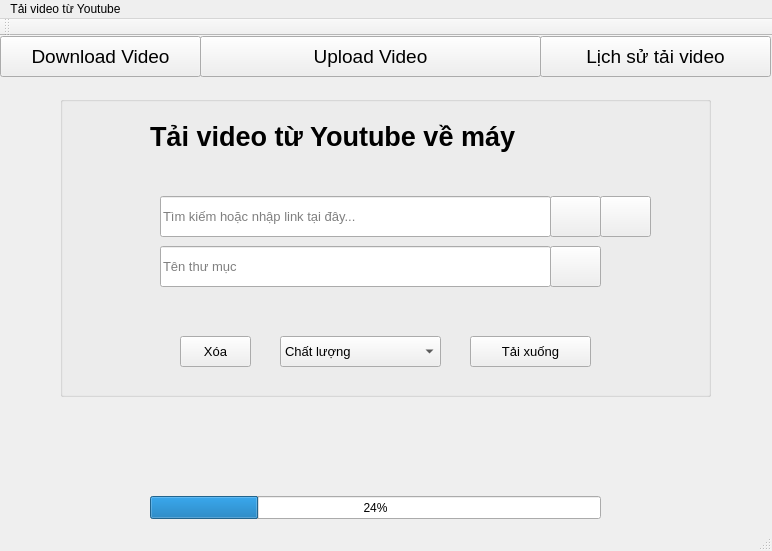
First picture: the form in download_video.ui, repository TeoHa32/pythonMNM, before the edit.
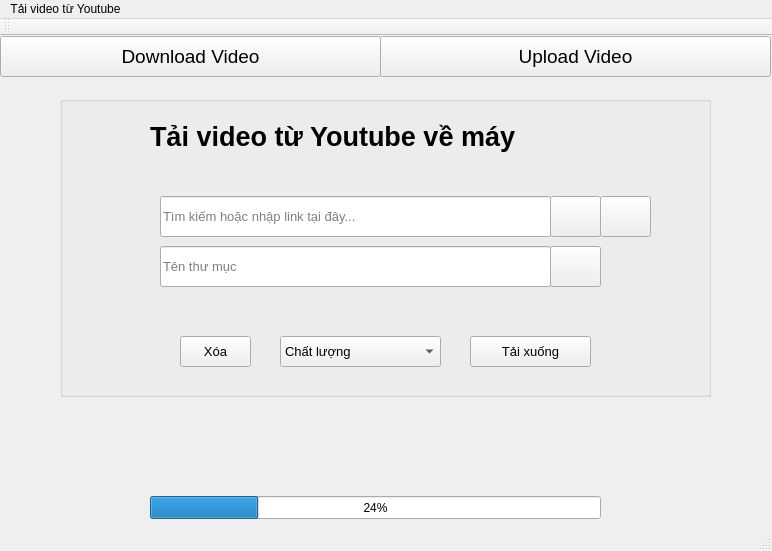
Second picture: the form after the edit. Icons and pictures are not drawn.

```diff
--- a/download_video.ui
+++ b/download_video.ui
@@ -230,7 +230,7 @@
      <rect>
       <x>0</x>
       <y>0</y>
-      <width>201</width>
+      <width>381</width>
       <height>41</height>
      </rect>
     </property>
@@ -246,9 +246,9 @@
    <widget class="QPushButton" name="btnUpload_video">
     <property name="geometry">
      <rect>
-      <x>200</x>
+      <x>380</x>
       <y>0</y>
-      <width>341</width>
+      <width>391</width>
       <height>41</height>
      </rect>
     </property>
@@ -261,24 +261,6 @@
      <string>Upload Video</string>
     </property>
    </widget>
-   <widget class="QPushButton" name="btnDownload_history">
-    <property name="geometry">
-     <rect>
-      <x>540</x>
-      <y>0</y>
-      <width>231</width>
-      <height>41</height>
-     </rect>
-    </property>
-    <property name="font">
-     <font>
-      <pointsize>14</pointsize>
-     </font>
-    </property>
-    <property name="text">
-     <string>Lịch sử tải video</string>
-    </property>
-   </widget>
    <widget class="QProgressBar" name="btnPercent">
     <property name="geometry">
      <rect>
```
